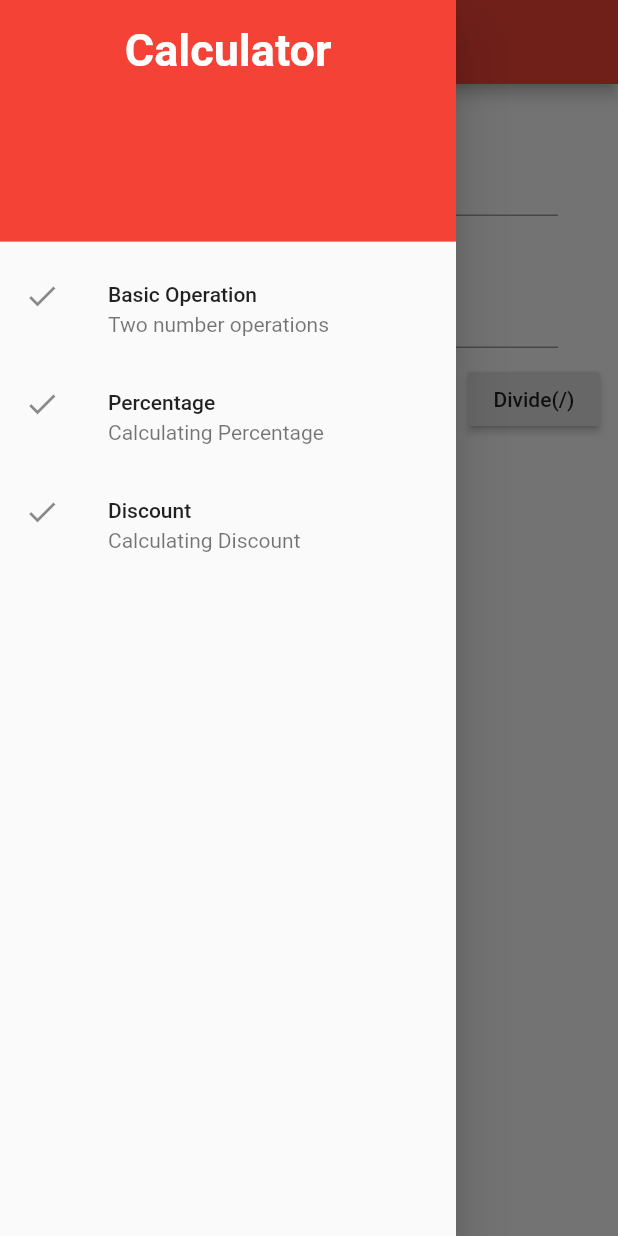
After one commit to crpoudyal/basic_flutter_calculator, a Flutter app: the screen it shows after launch, with the side drawer open, on a phone screen of 412 x 824 dp. The commit adds this screen. Run offline on Flutter 3.47's test engine with Material 2 defaults, Android fonts, the phone set to English and light mode, and no system bars.

Commit message:
drawer seperate file created

```diff
--- /dev/null
+++ b/lib/drawer.dart
@@ -0,0 +1,55 @@
+import 'package:flutter/material.dart';
+
+class MyDrawer extends StatefulWidget {
+  @override
+  _MyDrawerState createState() => _MyDrawerState();
+}
+
+class _MyDrawerState extends State<MyDrawer> {
+  @override
+  Widget build(BuildContext context) {
+    return (Drawer(
+      child: ListView(
+        padding: EdgeInsets.zero,
+        children: <Widget>[
+          DrawerHeader(
+            child: Text(
+              "Calculator",
+              textAlign: TextAlign.center,
+              style: TextStyle(
+                color: Colors.white,
+                fontWeight: FontWeight.bold,
+                fontSize: 30.0,
+              ),
+            ),
+            decoration: BoxDecoration(
+              color: Colors.red,
+            ),
+          ),
+          Column(
+            children: <Widget>[
+              ListTile(
+                leading: Icon(Icons.done),
+                title: Text("Basic Operation"),
+                subtitle: Text("Two number operations"),
+                onTap: () {},
+              ),
+              ListTile(
+                leading: Icon(Icons.done),
+                title: Text("Percentage"),
+                subtitle: Text("Calculating Percentage"),
+                onTap: () {},
+              ),
+              ListTile(
+                leading: Icon(Icons.done),
+                title: Text("Discount"),
+                subtitle: Text("Calculating Discount"),
+                onTap: () {},
+              ),
+            ],
+          ),
+        ],
+      ),
+    ));
+  }
+}
```
Also changed, not shown: lib/dashboard.dart (+3 -48 lines).
